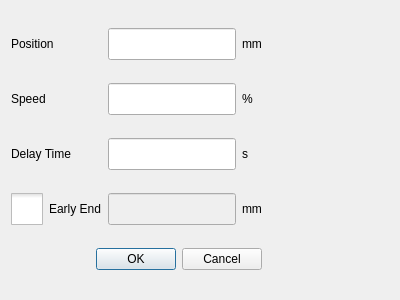
Old version of the form hcinstruction/icinstructmodifydialog.ui in the repository GaussCheng/2-5AxisPunch.
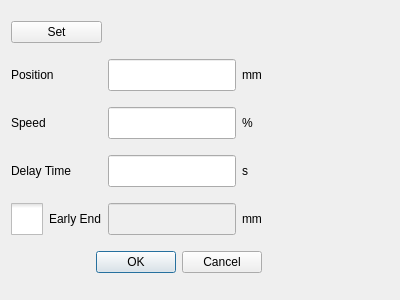
New version of the form. Icons and pictures are not drawn. Custom widgets are drawn as their Qt base class.

Diff of the .ui file:
```diff
--- a/hcinstruction/icinstructmodifydialog.ui
+++ b/hcinstruction/icinstructmodifydialog.ui
@@ -14,14 +14,14 @@
    <string>Dialog</string>
   </property>
   <layout class="QGridLayout" name="gridLayout">
-   <item row="0" column="0">
+   <item row="1" column="0">
     <widget class="QLabel" name="positionLabel">
      <property name="text">
       <string>Position</string>
      </property>
     </widget>
    </item>
-   <item row="0" column="1">
+   <item row="1" column="1">
     <widget class="ICLineEditWithVirtualNumericKeypad" name="posEdit">
      <property name="minimumSize">
       <size>
@@ -31,21 +31,21 @@
      </property>
     </widget>
    </item>
-   <item row="0" column="2">
+   <item row="1" column="2">
     <widget class="QLabel" name="mmLabel">
      <property name="text">
       <string>mm</string>
      </property>
     </widget>
    </item>
-   <item row="1" column="0">
+   <item row="2" column="0">
     <widget class="QLabel" name="speedLabel">
      <property name="text">
       <string>Speed</string>
      </property>
     </widget>
    </item>
-   <item row="1" column="1">
+   <item row="2" column="1">
     <widget class="ICLineEditWithVirtualNumericKeypad" name="speedEdit">
      <property name="minimumSize">
       <size>
@@ -55,21 +55,21 @@
      </property>
     </widget>
    </item>
-   <item row="1" column="2">
+   <item row="2" column="2">
     <widget class="QLabel" name="precentLabel">
      <property name="text">
       <string>%</string>
      </property>
     </widget>
    </item>
-   <item row="2" column="0">
+   <item row="3" column="0">
     <widget class="QLabel" name="positionLabel_3">
      <property name="text">
       <string>Delay Time</string>
      </property>
     </widget>
    </item>
-   <item row="2" column="1">
+   <item row="3" column="1">
     <widget class="ICLineEditWithVirtualNumericKeypad" name="delayTimeEdit">
      <property name="minimumSize">
       <size>
@@ -79,14 +79,14 @@
      </property>
     </widget>
    </item>
-   <item row="2" column="2">
+   <item row="3" column="2">
     <widget class="QLabel" name="positionLabel_6">
      <property name="text">
       <string>s</string>
      </property>
     </widget>
    </item>
-   <item row="4" column="0" colspan="3">
+   <item row="5" column="0" colspan="3">
     <widget class="QDialogButtonBox" name="buttonBox">
      <property name="orientation">
       <enum>Qt::Horizontal</enum>
@@ -96,7 +96,7 @@
      </property>
     </widget>
    </item>
-   <item row="1" column="3">
+   <item row="2" column="3">
     <spacer name="horizontalSpacer">
      <property name="orientation">
       <enum>Qt::Horizontal</enum>
@@ -109,7 +109,7 @@
      </property>
     </spacer>
    </item>
-   <item row="3" column="0">
+   <item row="4" column="0">
     <widget class="QCheckBox" name="earlyEndCheckBox">
      <property name="styleSheet">
       <string notr="true">::indicator {
@@ -145,7 +145,7 @@
      </property>
     </widget>
    </item>
-   <item row="3" column="1">
+   <item row="4" column="1">
     <widget class="ICLineEditWithVirtualNumericKeypad" name="earlyEndTimeEdit">
      <property name="enabled">
       <bool>false</bool>
@@ -161,13 +161,20 @@
      </property>
     </widget>
    </item>
-   <item row="3" column="2">
+   <item row="4" column="2">
     <widget class="QLabel" name="mmLabel_2">
      <property name="text">
       <string>mm</string>
      </property>
     </widget>
    </item>
+   <item row="0" column="0">
+    <widget class="QPushButton" name="setButton">
+     <property name="text">
+      <string>Set</string>
+     </property>
+    </widget>
+   </item>
   </layout>
  </widget>
  <customwidgets>
```
